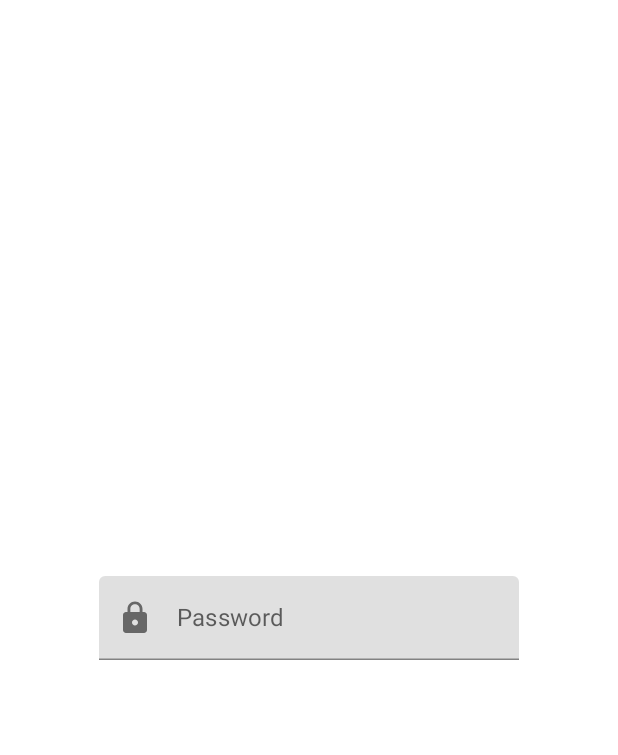
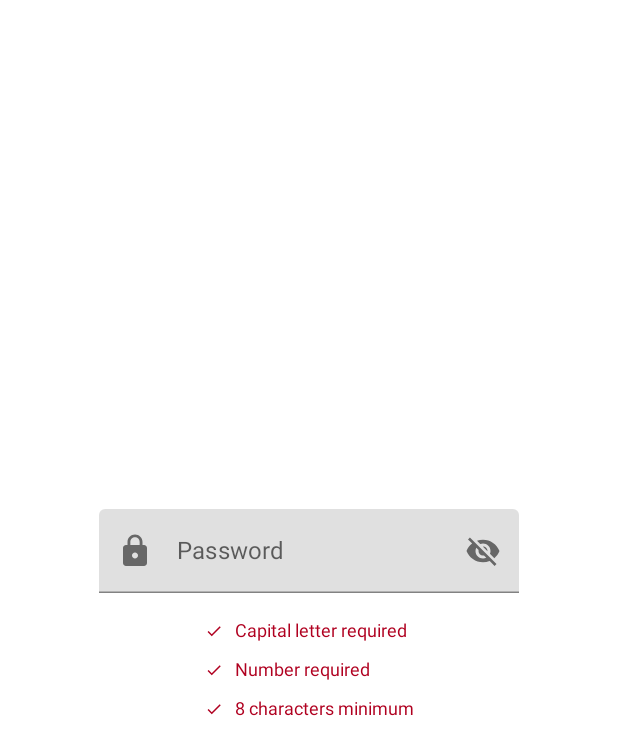
Before and after one commit to HoinzeyBear/SelfComposed, an Android app built with Jetpack Compose: the screen it shows after launch (MainActivity), on a phone screen of 412 x 824 dp. Shown: the top 755 px of the screen. Run offline under Robolectric (Android 15) with nearby library versions, the phone set to English and light mode, and no system bars.

Commit message:
Adding password requirements for the password field. Blog partly written.

```diff
--- a/app/src/main/java/com/example/selfcomposed/imitations/PasswordField.kt
+++ b/app/src/main/java/com/example/selfcomposed/imitations/PasswordField.kt
@@ -1,22 +1,28 @@
 package com.example.selfcomposed.imitations
 
-import androidx.compose.foundation.layout.Arrangement
-import androidx.compose.foundation.layout.Column
-import androidx.compose.foundation.layout.fillMaxSize
-import androidx.compose.foundation.layout.fillMaxWidth
-import androidx.compose.material.Icon
-import androidx.compose.material.MaterialTheme
-import androidx.compose.material.Text
-import androidx.compose.material.TextField
+import androidx.annotation.StringRes
+import androidx.compose.foundation.layout.*
+import androidx.compose.material.*
 import androidx.compose.material.icons.Icons
+import androidx.compose.material.icons.filled.Check
 import androidx.compose.material.icons.filled.Lock
 import androidx.compose.runtime.*
 import androidx.compose.ui.Alignment
 import androidx.compose.ui.Modifier
+import androidx.compose.ui.res.painterResource
+import androidx.compose.ui.res.stringResource
+import androidx.compose.ui.semantics.clearAndSetSemantics
+import androidx.compose.ui.semantics.semantics
+import androidx.compose.ui.semantics.text
+import androidx.compose.ui.text.AnnotatedString
 import androidx.compose.ui.text.input.PasswordVisualTransformation
 import androidx.compose.ui.text.input.VisualTransformation
+import androidx.compose.ui.unit.dp
+import androidx.compose.ui.unit.sp
 import androidx.lifecycle.ViewModel
 import androidx.lifecycle.viewmodel.compose.viewModel
+import com.example.selfcomposed.R
+import com.example.selfcomposed.ui.theme.BrightGreen
 import kotlinx.coroutines.flow.MutableStateFlow
 
 @Composable
@@ -26,7 +32,7 @@ fun PasswordField() {
         PasswordFieldContent(
             modifier = Modifier.fillMaxSize(),
             state = viewModel.uiState.collectAsState().value,
-            handleEvent = viewModel::handleEvent
+            handleEvent = viewModel::handleEvent,
         )
     }
 }
@@ -35,17 +41,22 @@ fun PasswordField() {
 fun PasswordFieldContent(
     modifier: Modifier = Modifier,
     state: PasswordFieldState,
-    handleEvent: (event: PasswordFieldEvents) -> Unit) {
+    handleEvent: (event: PasswordFieldEvents) -> Unit,) {
 
     Column(horizontalAlignment = Alignment.CenterHorizontally,
         verticalArrangement = Arrangement.Center) {
 
         PasswordInput(modifier = Modifier.fillMaxWidth(),
-        password = state?.password ?: "",
-        onSubmit = {},
-        onPasswordChanged = {
-            handleEvent(PasswordFieldEvents.PasswordChanged(it))
-        })
+            password = state?.password ?: "",
+            onSubmit = {},
+            onPasswordChanged = {
+                handleEvent(PasswordFieldEvents.PasswordChanged(it))
+            }
+        )
+
+        Spacer(modifier = Modifier.height(12.dp))
+
+        PasswordRequirements(satisfiedRequirements = state.passwordRequirements)
     }
 }
 
@@ -70,13 +81,79 @@ fun PasswordInput(
     leadingIcon = {
         Icon(imageVector = Icons.Default.Lock,
         "Lock icon")
-    },
+    }, trailingIcon = {
+            IconButton(onClick = {
+                isPasswordHidden = !isPasswordHidden
+            }) {
+                if(isPasswordHidden) {
+                    Icon(painter = painterResource(id = R.drawable.ic_eye_closed),
+                        "Show password")
+                } else {
+                    Icon(painter = painterResource(id = R.drawable.ic_eye_open),
+                        "Hide password")
+                }
+            }
+        },
     visualTransformation = if(isPasswordHidden) {
         PasswordVisualTransformation()
     } else VisualTransformation.None)
 }
 
-data class PasswordFieldState(val password: String? = null)
+@Composable
+fun PasswordRequirements(
+    modifier: Modifier = Modifier,
+    satisfiedRequirements: List<PasswordRequirements>) {
+
+    Column(modifier = modifier) {
+        PasswordRequirements.values().forEach { req ->
+            RequirementEntry(label = stringResource(id=req.label),
+                satisfied = satisfiedRequirements.contains(req))
+        }
+    }
+}
+
+@Composable
+fun RequirementEntry(
+    modifier: Modifier = Modifier,
+    label: String,
+    satisfied: Boolean) {
+
+    val requirementStatus = if (satisfied) {
+        stringResource(id = R.string.imi_password_requirement_satisfied, label)
+    } else {
+        stringResource(id = R.string.imi_password_requirement_needed, label)
+    }
+
+    val tint = if(satisfied) {
+        BrightGreen
+    } else
+        MaterialTheme.colors.error
+//        MaterialTheme.colors.onSurface.copy(alpha = 0.4f)
+
+    Row(
+        modifier = modifier.padding(6.dp)
+            .semantics(mergeDescendants = true) { text = AnnotatedString(requirementStatus) },
+        verticalAlignment = Alignment.CenterVertically) {
+
+        Icon(
+            modifier = Modifier.size(12.dp),
+            imageVector = Icons.Default.Check,
+            contentDescription = null,
+            tint = tint
+        )
+        Spacer(modifier = Modifier.width(8.dp))
+        Text(modifier = Modifier.clearAndSetSemantics {  } ,
+            text = label,
+            fontSize = 12.sp,
+            color = tint
+        )
+    }
+}
+
+data class PasswordFieldState(
+    val password: String? = null,
+    val passwordRequirements: List<PasswordRequirements> = emptyList()
+)
 
 sealed class PasswordFieldEvents {
 
@@ -96,6 +173,25 @@ class PasswordFieldViewModel: ViewModel() {
     }
 
     private fun updatePassword(password: String) {
-        uiState.value = uiState.value.copy(password = password)
+        val requirements = mutableListOf<PasswordRequirements>()
+        if (password.length > 7) {
+            requirements.add(PasswordRequirements.EIGHT_CHARACTERS)
+        }
+        if (password.any { it.isUpperCase() }) {
+            requirements.add(PasswordRequirements.CAPITAL_LETTER)
+        }
+        if (password.any { it.isDigit() }) {
+            requirements.add(PasswordRequirements.NUMBER)
+        }
+
+        uiState.value = uiState.value.copy(
+            password = password,
+            passwordRequirements = requirements.toList())
     }
 }
+
+enum class PasswordRequirements(@StringRes val label: Int){
+    CAPITAL_LETTER(R.string.imi_password_capital_letter_required),
+    NUMBER(R.string.imi_number_required),
+    EIGHT_CHARACTERS(R.string.imi_8_characters_required)
+}
--- a/app/src/main/java/com/example/selfcomposed/ui/theme/Color.kt
+++ b/app/src/main/java/com/example/selfcomposed/ui/theme/Color.kt
@@ -11,3 +11,4 @@ val BlogGreen = Color(222, 231, 225)
 val GreenContrast = Color(0XFF8AB49A)
 val BlueContrast = Color(0XFF77919A)
 val PurplyBlueContrast = Color(0XFF888BAA)
+val BrightGreen = Color(0XFF00B025)
--- /dev/null
+++ b/app/src/main/res/drawable/ic_eye_closed.xml
@@ -0,0 +1,5 @@
+<vector android:alpha="0.9" android:height="24dp" android:tint="#000000"
+    android:viewportHeight="24" android:viewportWidth="24"
+    android:width="24dp" xmlns:android="http://schemas.android.com/apk/res/android">
+    <path android:fillColor="@android:color/white" android:pathData="M12,7c2.76,0 5,2.24 5,5 0,0.65 -0.13,1.26 -0.36,1.83l2.92,2.92c1.51,-1.26 2.7,-2.89 3.43,-4.75 -1.73,-4.39 -6,-7.5 -11,-7.5 -1.4,0 -2.74,0.25 -3.98,0.7l2.16,2.16C10.74,7.13 11.35,7 12,7zM2,4.27l2.28,2.28 0.46,0.46C3.08,8.3 1.78,10.02 1,12c1.73,4.39 6,7.5 11,7.5 1.55,0 3.03,-0.3 4.38,-0.84l0.42,0.42L19.73,22 21,20.73 3.27,3 2,4.27zM7.53,9.8l1.55,1.55c-0.05,0.21 -0.08,0.43 -0.08,0.65 0,1.66 1.34,3 3,3 0.22,0 0.44,-0.03 0.65,-0.08l1.55,1.55c-0.67,0.33 -1.41,0.53 -2.2,0.53 -2.76,0 -5,-2.24 -5,-5 0,-0.79 0.2,-1.53 0.53,-2.2zM11.84,9.02l3.15,3.15 0.02,-0.16c0,-1.66 -1.34,-3 -3,-3l-0.17,0.01z"/>
+</vector>
--- /dev/null
+++ b/app/src/main/res/drawable/ic_eye_open.xml
@@ -0,0 +1,5 @@
+<vector android:alpha="0.9" android:height="24dp" android:tint="#000000"
+    android:viewportHeight="24" android:viewportWidth="24"
+    android:width="24dp" xmlns:android="http://schemas.android.com/apk/res/android">
+    <path android:fillColor="@android:color/white" android:pathData="M12,4.5C7,4.5 2.73,7.61 1,12c1.73,4.39 6,7.5 11,7.5s9.27,-3.11 11,-7.5c-1.73,-4.39 -6,-7.5 -11,-7.5zM12,17c-2.76,0 -5,-2.24 -5,-5s2.24,-5 5,-5 5,2.24 5,5 -2.24,5 -5,5zM12,9c-1.66,0 -3,1.34 -3,3s1.34,3 3,3 3,-1.34 3,-3 -1.34,-3 -3,-3z"/>
+</vector>
--- a/app/src/main/res/values/colors.xml
+++ b/app/src/main/res/values/colors.xml
@@ -7,4 +7,5 @@
     <color name="teal_700">#FF018786</color>
     <color name="black">#FF000000</color>
     <color name="white">#FFFFFFFF</color>
+    <color name="bright_green">#00B025</color>
 </resources>
--- a/app/src/main/res/values/strings.xml
+++ b/app/src/main/res/values/strings.xml
@@ -1,3 +1,9 @@
 <resources>
     <string name="app_name">Self Composed</string>
+
+    <string name="imi_password_capital_letter_required">Capital letter required</string>
+    <string name="imi_number_required">Number required</string>
+    <string name="imi_8_characters_required">8 characters minimum</string>
+    <string name="imi_password_requirement_satisfied">%s, satisfied</string>
+    <string name="imi_password_requirement_needed">%s, needed</string>
 </resources>
```
